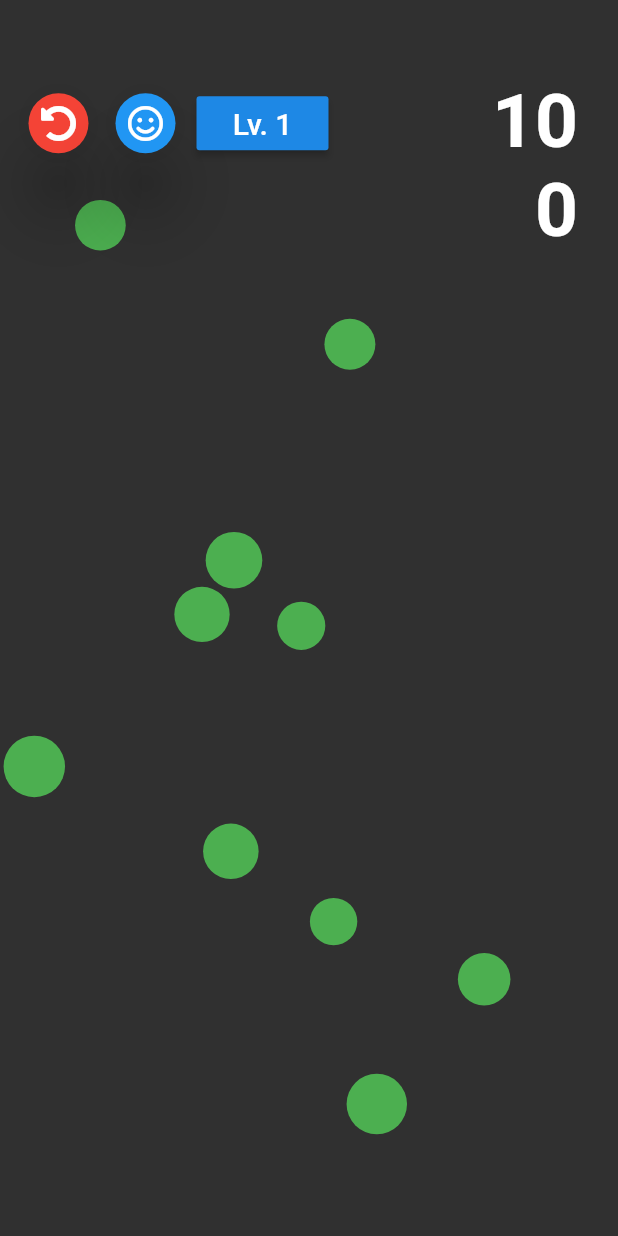
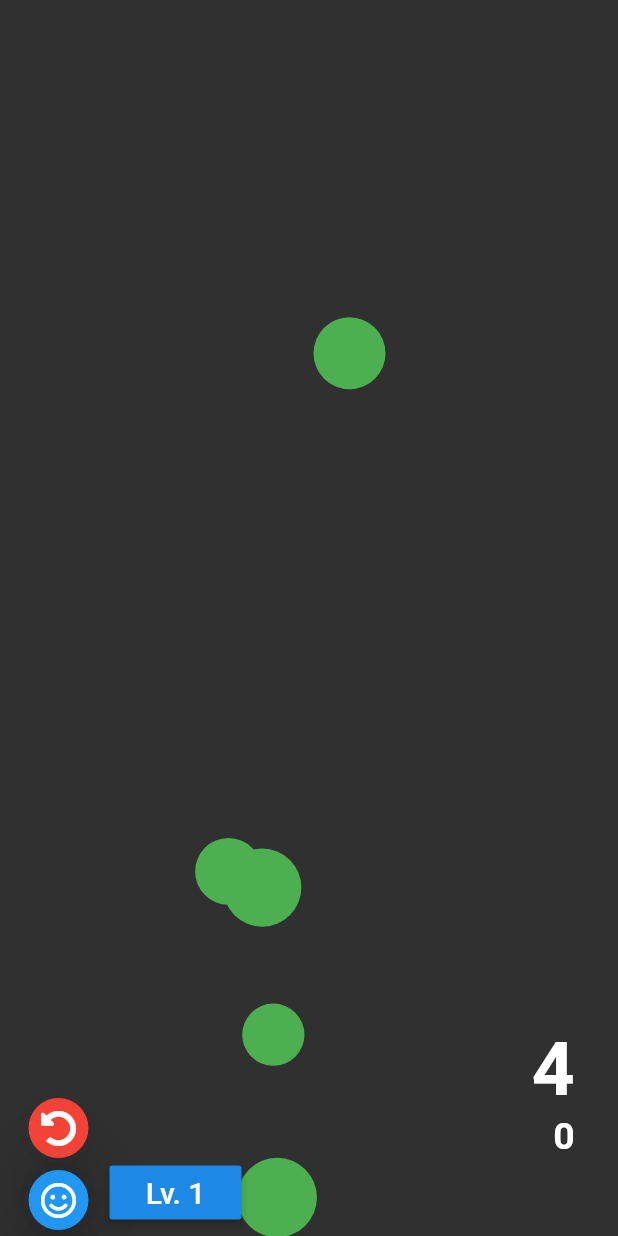
Before and after one commit to theguymeyer/reaction, a Flutter app: the screen it shows after launch, on a phone screen of 412 x 824 dp. Run offline on Flutter 3.47's test engine with Material 2 defaults, Android fonts, the phone set to English and light mode, and no system bars; our stand-ins replace font_awesome_flutter; Roboto replaces fonts that are missing (Georgia, Hind).

Commit message:
Fixed disappearing balls + ScoreUI location at (1,1)

```diff
--- a/lib/levels.dart
+++ b/lib/levels.dart
@@ -8,8 +8,9 @@ class Levels {
 
   // Level(this._id, this._batchSize, this._sizeRange, this._speedRange, this._initialTime, this._timeBonusDecimal, this._targetScore)
   List<Level> _levels = [
-    Level(1, 10, Offset(2, 15), Offset(0.2, 7.5), 2000, 0.3, 10),
-    Level(2, 30, Offset(3, 10), Offset(3.5, 5.5), 1000, 0.2, 10),
+    Level(1, 5, Offset(4, 20), Offset(1,17), 700, 0.1, 4), // high variance Size and Speed
+    Level(2, 10, Offset(2, 15), Offset(0.2, 7.5), 2000, 0.1, 10), // fun level
+    Level(3, 30, Offset(3, 10), Offset(3.5, 5.5), 1000, 0.1, 10),
     // Level(2, 20, 0.3),
     // Level(3, 20, 0.5),
     // Level(4, 20, 0.7),
--- a/lib/main.dart
+++ b/lib/main.dart
@@ -139,7 +139,8 @@ class _GamePageState extends State<GamePage> {
               )),
         ),
         Container(
-          alignment: Alignment(0.85, -1.0),
+          // score widgets
+          alignment: Alignment(0.85, 1.0),
           child: ScoreWidgets(gameInfo),
         ),
       ],
--- a/lib/menu_widgets.dart
+++ b/lib/menu_widgets.dart
@@ -17,10 +17,14 @@ class MenuWidgets extends StatelessWidget {
   Widget build(BuildContext context) {
     return Row(
       children: <Widget>[
+        Column(
+            crossAxisAlignment: CrossAxisAlignment.start,
+            mainAxisAlignment: MainAxisAlignment.end,
+            children: <Widget>[
               Padding(
                   // reset button
-            padding:
-                EdgeInsets.symmetric(vertical: 0, horizontal: _horizPadding),
+                  padding: EdgeInsets.symmetric(
+                      vertical: 0, horizontal: _horizPadding),
                   child: Container(
                       child: FloatingActionButton(
                           mini: true,
@@ -30,8 +34,8 @@ class MenuWidgets extends StatelessWidget {
                           onPressed: () => {restartLevel()}))),
               Padding(
                   // info button
-            padding:
-                EdgeInsets.symmetric(vertical: 0, horizontal: _horizPadding),
+                  padding: EdgeInsets.symmetric(
+                      vertical: 0, horizontal: _horizPadding),
                   child: Container(
                       child: FloatingActionButton(
                           mini: true,
@@ -39,11 +43,16 @@ class MenuWidgets extends StatelessWidget {
                           elevation: _elevation,
                           child: Icon(FontAwesomeIcons.smile),
                           onPressed: () => {}))),
+            ]),
         Padding(
             // new level button
             padding:
-                EdgeInsets.symmetric(vertical: 0, horizontal: _horizPadding),
-            child: Consumer<StatusNotifier>(
+                EdgeInsets.symmetric(vertical: _horizPadding, horizontal: _horizPadding),
+            child: Column(
+                crossAxisAlignment: CrossAxisAlignment.start,
+                mainAxisAlignment: MainAxisAlignment.end,
+                children: <Widget>[
+                  Consumer<StatusNotifier>(
                       builder: (context, myStatusNotifer, _) {
                     return (myStatusNotifer.getStatus == Status.winner)
                         ? RaisedButton(
@@ -60,7 +69,8 @@ class MenuWidgets extends StatelessWidget {
                                 style: TextStyle(fontSize: 20)),
                             onPressed: () {},
                           );
-            }))
+                  })
+                ]))
       ],
     );
   }
--- a/lib/pointManager.dart
+++ b/lib/pointManager.dart
@@ -50,13 +50,21 @@ class PointManager {
     final fieldHeight = size.height;
     final fieldWidth = size.width;
 
-    if (myPoint.pos.dx + myPoint.rad >= fieldWidth || myPoint.pos.dx - myPoint.rad <= 0) {
-      // change horiz speed - collision with side wall
-      return Offset(myPoint.vel.dx * -1, myPoint.vel.dy);
 
-    } else if (myPoint.pos.dy + myPoint.rad >= fieldHeight || myPoint.pos.dy - myPoint.rad <= 0) {
-      // change vert speed - collision with top/bottom wall
-      return Offset(myPoint.vel.dx, myPoint.vel.dy * -1);
+    /// splitting this into individual if statements corrects the issue of the disappearing balls
+    /// Objective: if a ball moves outside playing field it will be 'dragged' back into play
+    if (myPoint.pos.dy + myPoint.rad >= fieldHeight) {
+      // collision with bottom
+      return Offset(myPoint.vel.dx, myPoint.vel.dy.abs() * -1);
+    } else if (myPoint.pos.dy - myPoint.rad <= 0) {
+      // collision with top
+      return Offset(myPoint.vel.dx, myPoint.vel.dy.abs());
+    } else if (myPoint.pos.dx + myPoint.rad >= fieldWidth) {
+      // collision with right side
+      return Offset((myPoint.vel.dx).abs() * -1, myPoint.vel.dy);
+    } else if (myPoint.pos.dx - myPoint.rad <= 0) {
+      // collision with left side
+      return Offset(myPoint.vel.dx.abs(), myPoint.vel.dy);
     }
 
     return myPoint.vel;
--- a/lib/score_widgets.dart
+++ b/lib/score_widgets.dart
@@ -21,7 +21,7 @@ class _ScoreWidgetsState extends State<ScoreWidgets> {
         padding: EdgeInsets.symmetric(vertical: 52),
         child: Column(
           crossAxisAlignment: CrossAxisAlignment.end,
-          mainAxisAlignment: MainAxisAlignment.start,
+          mainAxisAlignment: MainAxisAlignment.end,
           children: <Widget>[
             Container(
                 // alignment: Alignment(1.0, 1.0),
@@ -44,7 +44,7 @@ class _ScoreWidgetsState extends State<ScoreWidgets> {
               return Text(
                 "${totalScore.score.round()}",
                 style: TextStyle(
-                  fontSize: 50.0,
+                  fontSize: 25.0,
                   fontWeight: FontWeight.w600,
                   // backgroundColor: Colors.green,
                 ),
```
Lines whose indentation alone changed are shown as unchanged.
